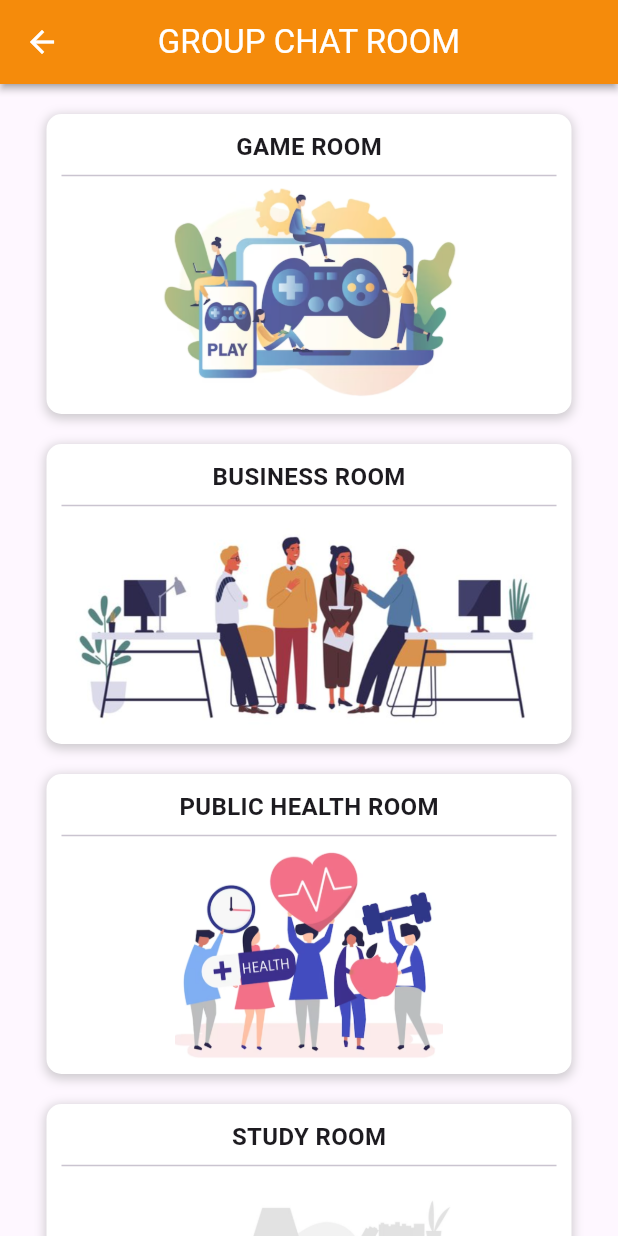
After one commit to Quan987/Anonymous_Chat_App, a Flutter app: the GroupChatMessagePage screen opened directly, on a phone screen of 412 x 824 dp. The commit adds this screen. Run offline on Flutter 3.47's test engine with Material 3 defaults, Android fonts, the phone set to English and light mode, and no system bars; our stand-ins replace cloud_firestore, firebase_auth, firebase_core; accounts and stored records are empty; generated files the repository leaves out were written again.

Commit message:
Add group chat message function & group chat room

```diff
--- /dev/null
+++ b/lib/pages/group_chat_message_page.dart
@@ -0,0 +1,73 @@
+import 'package:flutter/material.dart';
+import 'package:hw4/controllers/firebase_controller.dart';
+import 'package:hw4/widgets/group_widget.dart';
+import 'package:hw4/widgets/loading_widget.dart';
+
+class GroupChatMessagePage extends StatefulWidget {
+  const GroupChatMessagePage({super.key});
+
+  @override
+  State<GroupChatMessagePage> createState() => _ChatRoomState();
+}
+
+class _ChatRoomState extends State<GroupChatMessagePage> {
+  bool _isLoading = true;
+  final controller = FirebaseController.instance;
+
+  @override
+  void initState() {
+    Future.delayed(const Duration(milliseconds: 1500), () {
+      setState(() {
+        _isLoading = false;
+      });
+    });
+    super.initState();
+  }
+
+  @override
+  Widget build(BuildContext context) {
+    return Scaffold(
+      appBar: AppBar(
+        title: Text("Group Chat Room".toUpperCase()),
+        centerTitle: true,
+      ),
+      body: _isLoading
+          ? const LoadingWidget()
+          : const SingleChildScrollView(
+              scrollDirection: Axis.vertical,
+              child: Center(
+                child: Column(
+                  mainAxisAlignment: MainAxisAlignment.center,
+                  children: [
+                    SizedBox(height: 20),
+                    GroupChat(
+                      title: "game room",
+                      imagelink: 'assets/images/room-game.png',
+                      roomType: 'roomgame',
+                    ),
+                    SizedBox(height: 20),
+                    GroupChat(
+                      title: "business room",
+                      imagelink: 'assets/images/room-business.png',
+                      roomType: 'roombusiness',
+                    ),
+                    SizedBox(height: 20),
+                    GroupChat(
+                      title: "public health room",
+                      imagelink: 'assets/images/room-health.png',
+                      roomType: 'roomhealth',
+                    ),
+                    SizedBox(height: 20),
+                    GroupChat(
+                      title: "study room",
+                      imagelink: 'assets/images/room-study.png',
+                      roomType: 'roomstudy',
+                    ),
+                    SizedBox(height: 20),
+                  ],
+                ),
+              ),
+            ),
+    );
+  }
+}
--- a/lib/pages/login_page.dart
+++ b/lib/pages/login_page.dart
@@ -1,4 +1,3 @@
-import 'package:cloud_firestore/cloud_firestore.dart';
 import 'package:firebase_auth/firebase_auth.dart';
 import 'package:flutter/material.dart';
 import 'package:hw4/controllers/firebase_controller.dart';
@@ -31,14 +30,13 @@ class _LoginPageState extends State<LoginPage> {
         ),
       );
     }
-
     try {
       await controller.getAuthentication().signInWithEmailAndPassword(
             email: email,
             password: password,
           );
     } on FirebaseAuthException {
-      return showDialog(
+      showDialog(
         // ignore: use_build_context_synchronously
         context: context,
         builder: (context) => const ErrorBox(
@@ -92,7 +90,7 @@ class _LoginPageState extends State<LoginPage> {
                     InkWell(
                       onTap: () => Navigator.of(context).pushReplacement(
                         MaterialPageRoute(
-                          builder: (context) => RegisterPage(),
+                          builder: (context) => const RegisterPage(),
                         ),
                       ),
                       child: Text(
--- /dev/null
+++ b/lib/widgets/group_widget.dart
@@ -0,0 +1,73 @@
+import 'package:flutter/material.dart';
+import 'package:hw4/pages/group_chat_room_page.dart';
+
+class GroupChat extends StatelessWidget {
+  const GroupChat({
+    super.key,
+    required this.title,
+    required this.imagelink,
+    required this.roomType,
+  });
+
+  final String title;
+  final String imagelink;
+  final String roomType;
+
+  @override
+  Widget build(BuildContext context) {
+    return SizedBox(
+      width: 350,
+      height: 200,
+      child: InkWell(
+        onTap: () {
+          Navigator.of(context).push(
+            MaterialPageRoute(
+              builder: (context) => GroupChatRoomPage(
+                title: title,
+                roomType: roomType,
+              ),
+            ),
+          );
+        },
+        borderRadius: BorderRadius.circular(10),
+        child: Ink(
+          decoration: BoxDecoration(
+            color: Colors.white,
+            borderRadius: BorderRadius.circular(10),
+            boxShadow: [
+              BoxShadow(
+                color: Colors.grey.withOpacity(0.5),
+                spreadRadius: 1,
+                blurRadius: 5,
+                offset: const Offset(0, 2),
+              ),
+            ],
+          ),
+          child: Padding(
+            padding: const EdgeInsets.all(10),
+            child: Column(
+              mainAxisSize: MainAxisSize.min,
+              children: [
+                Text(
+                  title.toUpperCase(),
+                  style: const TextStyle(
+                    fontSize: 16,
+                    fontWeight: FontWeight.bold,
+                  ),
+                ),
+                const Divider(),
+                Expanded(
+                  // Makes the image expand to fill available space, avoiding overflow
+                  child: Image.asset(
+                    imagelink,
+                    fit: BoxFit.contain,
+                  ),
+                ),
+              ],
+            ),
+          ),
+        ),
+      ),
+    );
+  }
+}
--- a/pubspec.yaml
+++ b/pubspec.yaml
@@ -67,6 +67,10 @@ flutter:
     - assets/images/chat.png
     - assets/images/login-profile.png
     - assets/images/logo.png
+    - assets/images/room-business.png
+    - assets/images/room-game.png
+    - assets/images/room-health.png
+    - assets/images/room-study.png
 
   # An image asset can refer to one or more resolution-specific "variants", see
   # https://flutter.dev/assets-and-images/#resolution-aware
```
Also changed, not shown: lib/controllers/firebase_controller.dart (+50 -15 lines), lib/controllers/navbar_controller.dart (+5 -3 lines), lib/pages/chatroom_page.dart (deleted, +0 -32 lines), lib/pages/group_chat_room_page.dart (added, +130 -0 lines), lib/widgets/receiver_box.dart (+25 -3 lines), lib/widgets/sender_box.dart (+25 -3 lines), assets/images/room-business.png (added), assets/images/room-game.png (added), assets/images/room-health.png (added), assets/images/room-study.png (added), 4 other files.
